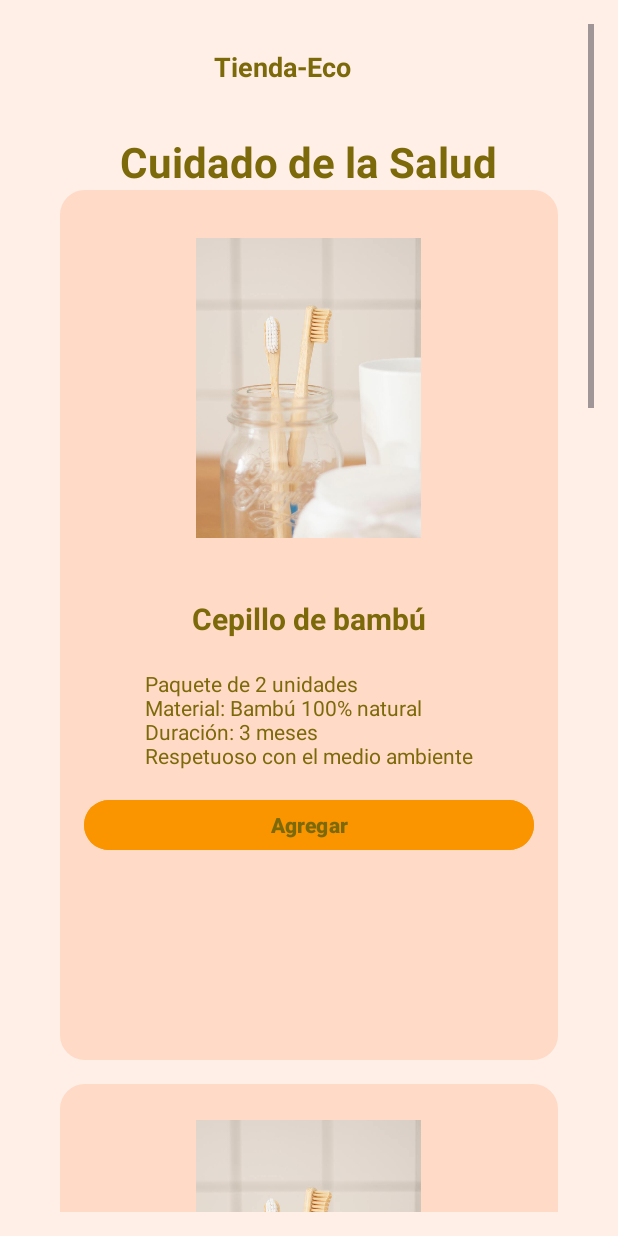
After one commit to CarlosMSosaC/TiendaEco, an Android app: the CartaProductos screen opened directly, with no data from a screen before it, on a phone screen of 412 x 824 dp. The commit adds this screen. Run offline under Robolectric (Android 15) with nearby library versions, the phone set to English and light mode, and no system bars.

Commit message:
Carta Productos y Funcionalidad Botones

```diff
--- a/app/src/main/AndroidManifest.xml
+++ b/app/src/main/AndroidManifest.xml
@@ -35,6 +35,10 @@
         <activity android:name=".FormularioRegistro"
             android:exported="false"/>
 
+        <activity android:name=".CartaProductos"
+            android:exported="false"/>
+
+
     </application>
 
 </manifest>
--- /dev/null
+++ b/app/src/main/java/com/example/tiendaeco/CartaProductos.java
@@ -0,0 +1,13 @@
+package com.example.tiendaeco;
+
+import android.os.Bundle;
+
+import androidx.appcompat.app.AppCompatActivity;
+
+public class CartaProductos extends AppCompatActivity {
+    @Override
+    protected void onCreate(Bundle savedInstanceState) {
+        super.onCreate(savedInstanceState);
+        setContentView(R.layout.activity_lista_productos);
+    }
+}
--- a/app/src/main/java/com/example/tiendaeco/Formulario.java
+++ b/app/src/main/java/com/example/tiendaeco/Formulario.java
@@ -1,6 +1,9 @@
 package com.example.tiendaeco;
 
+import android.content.Intent;
 import android.os.Bundle;
+import android.view.View;
+import android.widget.Button;
 
 import androidx.appcompat.app.AppCompatActivity;
 
@@ -9,5 +12,15 @@ public class Formulario extends AppCompatActivity {
     protected void onCreate(Bundle savedInstanceState) {
         super.onCreate(savedInstanceState);
         setContentView(R.layout.acttivity_formulario);
+
+        Button btnLogin = findViewById(R.id.btnLogin);
+
+        btnLogin.setOnClickListener(new View.OnClickListener() {
+            @Override
+            public void onClick(View v) {
+                Intent intent = new Intent(Formulario.this, FormularioRegistro.class);
+                startActivity(intent);
+            }
+        });
     }
 }
--- a/app/src/main/java/com/example/tiendaeco/FormularioRegistro.java
+++ b/app/src/main/java/com/example/tiendaeco/FormularioRegistro.java
@@ -1,6 +1,9 @@
 package com.example.tiendaeco;
 
+import android.content.Intent;
 import android.os.Bundle;
+import android.view.View;
+import android.widget.Button;
 
 import androidx.appcompat.app.AppCompatActivity;
 
@@ -9,5 +12,15 @@ public class FormularioRegistro extends AppCompatActivity {
     protected void onCreate(Bundle savedInstanceState) {
         super.onCreate(savedInstanceState);
         setContentView(R.layout.activity_formulario_ingreso);
+
+        Button btnIngresar = findViewById(R.id.btnIngresar);
+
+        btnIngresar.setOnClickListener(new View.OnClickListener() {
+            @Override
+            public void onClick(View v) {
+                Intent intent = new Intent(FormularioRegistro.this, CartaProductos.class);
+                startActivity(intent);
+            }
+        });
     }
 }
--- /dev/null
+++ b/app/src/main/res/drawable/producto_background.xml
@@ -0,0 +1,13 @@
+<?xml version="1.0" encoding="utf-8"?>
+<shape xmlns:android="http://schemas.android.com/apk/res/android">
+    <solid android:color="@color/segundo_color"/>
+    <corners android:radius="16dp"/>
+    <padding
+        android:left="8dp"
+        android:top="8dp"
+        android:right="8dp"
+        android:bottom="8dp"/>
+    <stroke
+        android:color="@color/segundo_color"
+        android:width="1dp"/>
+</shape>
--- /dev/null
+++ b/app/src/main/res/drawable/producto_background2.xml
@@ -0,0 +1,13 @@
+<?xml version="1.0" encoding="utf-8"?>
+<shape xmlns:android="http://schemas.android.com/apk/res/android">
+    <solid android:color="@color/tercer_color"/>
+    <corners android:radius="16dp"/>
+    <padding
+        android:left="8dp"
+        android:top="8dp"
+        android:right="8dp"
+        android:bottom="8dp"/>
+    <stroke
+        android:color="@color/segundo_color"
+        android:width="1dp"/>
+</shape>
--- /dev/null
+++ b/app/src/main/res/drawable/producto_carta.xml
@@ -0,0 +1,9 @@
+<?xml version="1.0" encoding="utf-8"?>
+<shape xmlns:android="http://schemas.android.com/apk/res/android">
+    <!-- Definir el color de fondo -->
+    <solid android:color="@color/segundo_color" />
+    <corners android:radius="16dp" />
+    <size
+        android:width="150dp"
+        android:height="200dp" />
+</shape>
--- a/app/src/main/res/layout/activity_formulario_ingreso.xml
+++ b/app/src/main/res/layout/activity_formulario_ingreso.xml
@@ -70,7 +70,7 @@
         app:layout_constraintTop_toBottomOf="@+id/etCorreo" />
 
     <Button
-        android:id="@+id/btnEnviarFormulario"
+        android:id="@+id/btnIngresar"
         android:layout_width="300dp"
         android:layout_height="wrap_content"
         android:layout_marginTop="40dp"
@@ -92,7 +92,7 @@
         app:layout_constraintEnd_toEndOf="parent"
         app:layout_constraintHorizontal_bias="0.497"
         app:layout_constraintStart_toStartOf="parent"
-        app:layout_constraintTop_toBottomOf="@+id/btnEnviarFormulario"
+        app:layout_constraintTop_toBottomOf="@+id/btnIngresar"
         app:srcCompat="@drawable/logo_ecology" />
 
 </androidx.constraintlayout.widget.ConstraintLayout>
--- /dev/null
+++ b/app/src/main/res/layout/activity_lista_productos.xml
@@ -0,0 +1,335 @@
+<?xml version="1.0" encoding="utf-8"?>
+<ScrollView xmlns:android="http://schemas.android.com/apk/res/android"
+    android:layout_width="match_parent"
+    android:layout_height="match_parent"
+    xmlns:app="http://schemas.android.com/apk/res-auto"
+    android:background="@color/background_color"
+    android:padding="16dp">
+
+
+    <LinearLayout
+        android:layout_width="match_parent"
+        android:layout_height="wrap_content"
+        android:orientation="vertical"
+        android:gravity="center">
+
+        <TextView
+            android:id="@+id/tvStoreName"
+            android:layout_width="158dp"
+            android:layout_height="wrap_content"
+            android:padding="16dp"
+            android:text="@string/app_name"
+            android:textColor="@color/primer_color_texto"
+            android:textSize="18sp"
+            android:textStyle="bold"
+            app:layout_constraintStart_toStartOf="parent"
+            app:layout_constraintTop_toTopOf="parent" />
+
+        <!-- Sección Cuidado de la Salud -->
+        <TextView
+            android:id="@+id/tvCuidadoSalud"
+            android:layout_width="wrap_content"
+            android:layout_height="wrap_content"
+            android:text="@string/SeccionCuidado"
+            android:textColor="@color/primer_color_texto"
+            android:textSize="28sp"
+            android:textStyle="bold"
+            app:layout_constraintTop_toBottomOf="@+id/tvStoreName"
+            app:layout_constraintTop_toTopOf="parent"
+            app:layout_constraintStart_toStartOf="parent"
+            android:layout_marginTop="16dp"/>
+
+        <!-- Producto 1 -->
+
+        <LinearLayout
+            android:layout_width="wrap_content"
+            android:layout_height="580dp"
+            android:background="@drawable/producto_background"
+            android:gravity="center"
+            android:orientation="vertical"
+            android:padding="16dp">
+
+            <ImageView
+                android:layout_width="150dp"
+                android:layout_height="200dp"
+                android:layout_margin="16dp"
+                android:background="@drawable/producto_carta"
+                android:scaleType="centerCrop"
+                android:src="@drawable/toothbrush" />
+
+            <Space
+                android:layout_width="match_parent"
+                android:layout_height="16dp" />
+
+            <TextView
+                android:layout_width="wrap_content"
+                android:layout_height="wrap_content"
+                android:gravity="center"
+                android:paddingTop="8dp"
+                android:text="@string/Cepillo"
+                android:textColor="@color/primer_color_texto"
+                android:textSize="20sp"
+                android:textStyle="bold" />
+
+            <Space
+                android:layout_width="match_parent"
+                android:layout_height="16dp" />
+
+            <TextView
+                android:layout_width="wrap_content"
+                android:layout_height="wrap_content"
+                android:paddingTop="4dp"
+                android:text="@string/DescripcionCepillo"
+                android:textColor="@color/primer_color_texto"/>
+
+            <Space
+                android:layout_width="match_parent"
+                android:layout_height="16dp" />
+
+            <Button
+                android:id="@+id/btnAgregar"
+                android:layout_width="300dp"
+                android:layout_height="wrap_content"
+                android:layout_marginBottom="120dp"
+                android:backgroundTint="@color/cuarto_color"
+                android:text="@string/agregar"
+                android:textColor="@color/primer_color_texto"
+                android:textStyle="bold"
+                app:cornerRadius="50dp"
+                app:layout_constraintBottom_toBottomOf="parent"
+                app:layout_constraintEnd_toEndOf="parent"
+                app:layout_constraintHorizontal_bias="0.5"
+                app:layout_constraintStart_toStartOf="parent" />
+
+        </LinearLayout>
+
+        <Space
+            android:layout_width="match_parent"
+            android:layout_height="16dp" />
+
+        <!-- Producto 2 -->
+
+        <LinearLayout
+            android:layout_width="wrap_content"
+            android:layout_height="580dp"
+            android:background="@drawable/producto_background"
+            android:orientation="vertical"
+            android:padding="16dp"
+            android:gravity="center">
+
+            <ImageView
+                android:layout_width="150dp"
+                android:layout_height="200dp"
+                android:layout_margin="16dp"
+                android:scaleType="centerCrop"
+                android:background="@drawable/producto_carta"
+                android:src="@drawable/toothbrush" />
+
+            <Space
+                android:layout_width="match_parent"
+                android:layout_height="16dp" />
+
+            <TextView
+                android:layout_width="wrap_content"
+                android:layout_height="wrap_content"
+                android:gravity="center"
+                android:paddingTop="8dp"
+                android:text="@string/Cepillo"
+                android:textColor="@color/primer_color_texto"
+                android:textSize="20sp"
+                android:textStyle="bold" />
+
+            <Space
+                android:layout_width="match_parent"
+                android:layout_height="16dp" />
+
+            <TextView
+                android:layout_width="wrap_content"
+                android:layout_height="wrap_content"
+                android:paddingTop="4dp"
+                android:text="@string/DescripcionCepillo"
+                android:textColor="@color/primer_color_texto"/>
+
+            <Space
+                android:layout_width="match_parent"
+                android:layout_height="16dp" />
+
+            <Button
+                android:id="@+id/btnAgregar"
+                android:layout_width="300dp"
+                android:layout_height="wrap_content"
+                android:layout_marginBottom="120dp"
+                android:backgroundTint="@color/cuarto_color"
+                android:text="@string/agregar"
+                android:textColor="@color/primer_color_texto"
+                android:textStyle="bold"
+                app:cornerRadius="50dp"
+                app:layout_constraintBottom_toBottomOf="parent"
+                app:layout_constraintEnd_toEndOf="parent"
+                app:layout_constraintHorizontal_bias="0.5"
+                app:layout_constraintStart_toStartOf="parent" />
+
+            <Space
+                android:layout_width="match_parent"
+                android:layout_height="16dp" />
+
+        </LinearLayout>
+
+        <!-- Sección Decoración del hogar -->
+
+        <TextView
+            android:id="@+id/tvDecoracionHogar"
+            android:layout_width="wrap_content"
+            android:layout_height="wrap_content"
+            android:text="@string/SeccionDecoracion"
+            android:textColor="@color/primer_color_texto"
+            android:textSize="28sp"
+            android:textStyle="bold"
+            app:layout_constraintTop_toBottomOf="@+id/tvStoreName"
+            app:layout_constraintTop_toTopOf="parent"
+            app:layout_constraintStart_toStartOf="parent"
+            android:layout_marginTop="16dp"/>
+
+        <Space
+            android:layout_width="match_parent"
+            android:layout_height="16dp" />
+
+        <!-- Producto 3 -->
+
+        <LinearLayout
+            android:layout_width="wrap_content"
+            android:layout_height="580dp"
+            android:background="@drawable/producto_background2"
+            android:gravity="center"
+            android:orientation="vertical"
+            android:padding="16dp">
+
+            <ImageView
+                android:layout_width="150dp"
+                android:layout_height="200dp"
+                android:layout_margin="16dp"
+                android:background="@drawable/producto_carta"
+                android:scaleType="centerCrop"
+                android:src="@drawable/toothbrush" />
+
+            <Space
+                android:layout_width="match_parent"
+                android:layout_height="16dp" />
+
+            <TextView
+                android:layout_width="wrap_content"
+                android:layout_height="wrap_content"
+                android:gravity="center"
+                android:paddingTop="8dp"
+                android:text="@string/Cepillo"
+                android:textColor="@color/segundo_color_texto"
+                android:textSize="20sp"
+                android:textStyle="bold" />
+
+            <Space
+                android:layout_width="match_parent"
+                android:layout_height="16dp" />
+
+            <TextView
+                android:layout_width="wrap_content"
+                android:layout_height="wrap_content"
+                android:paddingTop="4dp"
+                android:text="@string/DescripcionCepillo"
+                android:textColor="@color/segundo_color_texto"/>
+
+            <Space
+                android:layout_width="match_parent"
+                android:layout_height="16dp" />
+
+            <Button
+                android:id="@+id/btnAgregar"
+                android:layout_width="300dp"
+                android:layout_height="wrap_content"
+                android:layout_marginBottom="120dp"
+                android:backgroundTint="@color/cuarto_color"
+                android:text="@string/agregar"
+                android:textColor="@color/primer_color_texto"
+                android:textStyle="bold"
+                app:cornerRadius="50dp"
+                app:layout_constraintBottom_toBottomOf="parent"
+                app:layout_constraintEnd_toEndOf="parent"
+                app:layout_constraintHorizontal_bias="0.5"
+                app:layout_constraintStart_toStartOf="parent" />
+
+        </LinearLayout>
+
+        <Space
+            android:layout_width="match_parent"
+            android:layout_height="16dp" />
+
+        <!-- Producto 4 -->
+
+        <LinearLayout
+            android:layout_width="wrap_content"
+            android:layout_height="580dp"
+            android:background="@drawable/producto_background2"
+            android:orientation="vertical"
+            android:padding="16dp"
+            android:gravity="center">
+
+            <ImageView
+                android:layout_width="150dp"
+                android:layout_height="200dp"
+                android:layout_margin="16dp"
+                android:scaleType="centerCrop"
+                android:background="@drawable/producto_carta"
+                android:src="@drawable/toothbrush" />
+
+            <Space
+                android:layout_width="match_parent"
+                android:layout_height="16dp" />
+
+            <TextView
+                android:layout_width="wrap_content"
+                android:layout_height="wrap_content"
+                android:gravity="center"
+                android:paddingTop="8dp"
+                android:text="@string/Cepillo"
+                android:textColor="@color/segundo_color_texto"
+                android:textSize="20sp"
+                android:textStyle="bold" />
+
+            <Space
+                android:layout_width="match_parent"
+                android:layout_height="16dp" />
+
+            <TextView
+                android:layout_width="wrap_content"
+                android:layout_height="wrap_content"
+                android:paddingTop="4dp"
+                android:text="@string/DescripcionCepillo"
+                android:textColor="@color/segundo_color_texto"/>
+
+            <Space
+                android:layout_width="match_parent"
+                android:layout_height="16dp" />
+
+            <Button
+                android:id="@+id/btnAgregar"
+                android:layout_width="300dp"
+                android:layout_height="wrap_content"
+                android:layout_marginBottom="120dp"
+                android:backgroundTint="@color/cuarto_color"
+                android:text="@string/agregar"
+                android:textColor="@color/primer_color_texto"
+                android:textStyle="bold"
+                app:cornerRadius="50dp"
+                app:layout_constraintBottom_toBottomOf="parent"
+                app:layout_constraintEnd_toEndOf="parent"
+                app:layout_constraintHorizontal_bias="0.5"
+                app:layout_constraintStart_toStartOf="parent" />
+
+            <Space
+                android:layout_width="match_parent"
+                android:layout_height="16dp" />
+
+        </LinearLayout>
+
+    </LinearLayout>
+
+</ScrollView>
--- a/app/src/main/res/values/colors.xml
+++ b/app/src/main/res/values/colors.xml
@@ -5,4 +5,5 @@
     <color name="tercer_color">#BABD8D</color>
     <color name="cuarto_color">#FA9500</color>
     <color name="primer_color_texto">#7C6A0A</color>
+    <color name="segundo_color_texto">#FFFFFF</color>
 </resources>
--- a/app/src/main/res/values/strings.xml
+++ b/app/src/main/res/values/strings.xml
@@ -4,12 +4,17 @@
     <string name="parrafo1">Debido al impacto ambiental siendo las acciones humanas las que modifican el ambiente, Tienda-ECO\nse compromete a elaborar sus productos de manera artesanal y con materiales que favorecen al cuidado del medio ambiente.</string>
     <string name="log_in">Ingresar</string>
     <string name="registro">Registrate</string>
+    <string name="agregar">Agregar</string>
     <string name="registro_titulo">Ingresa Tus Datos</string>
     <string name="nombre">Nombre - Apellidos</string>
     <string name="correo">Correo</string>
     <string name="contrasena">Contraseña</string>
     <string name="telefono">Telefono</string>
     <string name="direccion">Direccion</string>
+    <string name="SeccionCuidado">Cuidado de la Salud</string>
+    <string name="SeccionDecoracion">Decoración del Hogar</string>
+    <string name="Cepillo">Cepillo de bambú</string>
+    <string name="DescripcionCepillo">Paquete de 2 unidades\nMaterial: Bambú 100% natural\nDuración: 3 meses\nRespetuoso con el medio ambiente</string>
 
 
 </resources>
```
Also changed, not shown: app/src/main/res/drawable/toothbrush.jpg (added).
